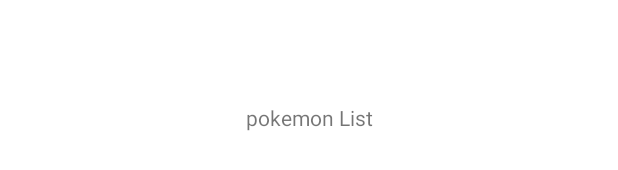
After one commit to TimCanMakeAll/PokemonApplication, an Android app: the layout fragment_pokemon_list.xml on its own in the app's theme, with its tools: preview values and no code run, on a phone screen of 412 x 824 dp. The commit adds this screen. Shown: the part 501-671 px from the top of the screen. Run offline under Robolectric (Android 15) with nearby library versions, the phone set to English and light mode, and no system bars.

Commit message:
add dependencies in gradle for future work, add fragments for demonstrating list of pokemon and pokemon details

```diff
--- a/app/src/main/AndroidManifest.xml
+++ b/app/src/main/AndroidManifest.xml
@@ -13,7 +13,7 @@
         android:theme="@style/Theme.PokemonApplication"
         tools:targetApi="31">
         <activity
-            android:name=".MainActivity"
+            android:name=".presentation.MainActivity"
             android:exported="true">
             <intent-filter>
                 <action android:name="android.intent.action.MAIN" />
--- /dev/null
+++ b/app/src/main/res/layout/fragment_pokemon_list.xml
@@ -0,0 +1,19 @@
+<?xml version="1.0" encoding="utf-8"?>
+<androidx.constraintlayout.widget.ConstraintLayout xmlns:android="http://schemas.android.com/apk/res/android"
+    xmlns:app="http://schemas.android.com/apk/res-auto"
+    xmlns:tools="http://schemas.android.com/tools"
+    android:layout_width="match_parent"
+    android:layout_height="match_parent"
+    tools:context=".presentation.Fragments.PokemonListFragment">
+
+    <!-- TODO: Update blank fragment layout -->
+    <TextView
+        android:layout_width="wrap_content"
+        android:layout_height="wrap_content"
+        android:text="pokemon List"
+        app:layout_constraintBottom_toBottomOf="parent"
+        app:layout_constraintEnd_toEndOf="parent"
+        app:layout_constraintStart_toStartOf="parent"
+        app:layout_constraintTop_toTopOf="parent" />
+
+</androidx.constraintlayout.widget.ConstraintLayout>
--- a/app/src/main/res/values-night/themes.xml
+++ /dev/null
@@ -1,16 +0,0 @@
-<resources xmlns:tools="http://schemas.android.com/tools">
-    <!-- Base application theme. -->
-    <style name="Theme.PokemonApplication" parent="Theme.MaterialComponents.DayNight.DarkActionBar">
-        <!-- Primary brand color. -->
-        <item name="colorPrimary">@color/purple_200</item>
-        <item name="colorPrimaryVariant">@color/purple_700</item>
-        <item name="colorOnPrimary">@color/black</item>
-        <!-- Secondary brand color. -->
-        <item name="colorSecondary">@color/teal_200</item>
-        <item name="colorSecondaryVariant">@color/teal_200</item>
-        <item name="colorOnSecondary">@color/black</item>
-        <!-- Status bar color. -->
-        <item name="android:statusBarColor">?attr/colorPrimaryVariant</item>
-        <!-- Customize your theme here. -->
-    </style>
-</resources>
--- a/app/src/main/res/values/strings.xml
+++ b/app/src/main/res/values/strings.xml
@@ -1,3 +1,5 @@
 <resources>
     <string name="app_name">Pokemon Application</string>
+    <!-- TODO: Remove or change this placeholder text -->
+    <string name="hello_blank_fragment">Hello blank fragment</string>
 </resources>
--- a/app/src/main/res/values/themes.xml
+++ b/app/src/main/res/values/themes.xml
@@ -1,6 +1,6 @@
 <resources xmlns:tools="http://schemas.android.com/tools">
     <!-- Base application theme. -->
-    <style name="Theme.PokemonApplication" parent="Theme.MaterialComponents.DayNight.DarkActionBar">
+    <style name="Theme.PokemonApplication" parent="Theme.MaterialComponents.Light.NoActionBar">
         <!-- Primary brand color. -->
         <item name="colorPrimary">@color/purple_500</item>
         <item name="colorPrimaryVariant">@color/purple_700</item>
```
Also changed, not shown: app/build.gradle (+19 -1 lines), app/src/main/java/com/tim/pokemonapplication/MainActivity.kt (deleted, +0 -11 lines), app/src/main/java/com/tim/pokemonapplication/presentation/Fragments/PokemonDetailFragment.kt (added, +19 -0 lines), app/src/main/java/com/tim/pokemonapplication/presentation/Fragments/PokemonListFragment.kt (added, +19 -0 lines), app/src/main/java/com/tim/pokemonapplication/presentation/MainActivity.kt (added, +27 -0 lines), app/src/main/res/layout/activity_main.xml (+5 -9 lines), app/src/main/res/layout/fragment_pokemon_detail.xml (added, +14 -0 lines).
